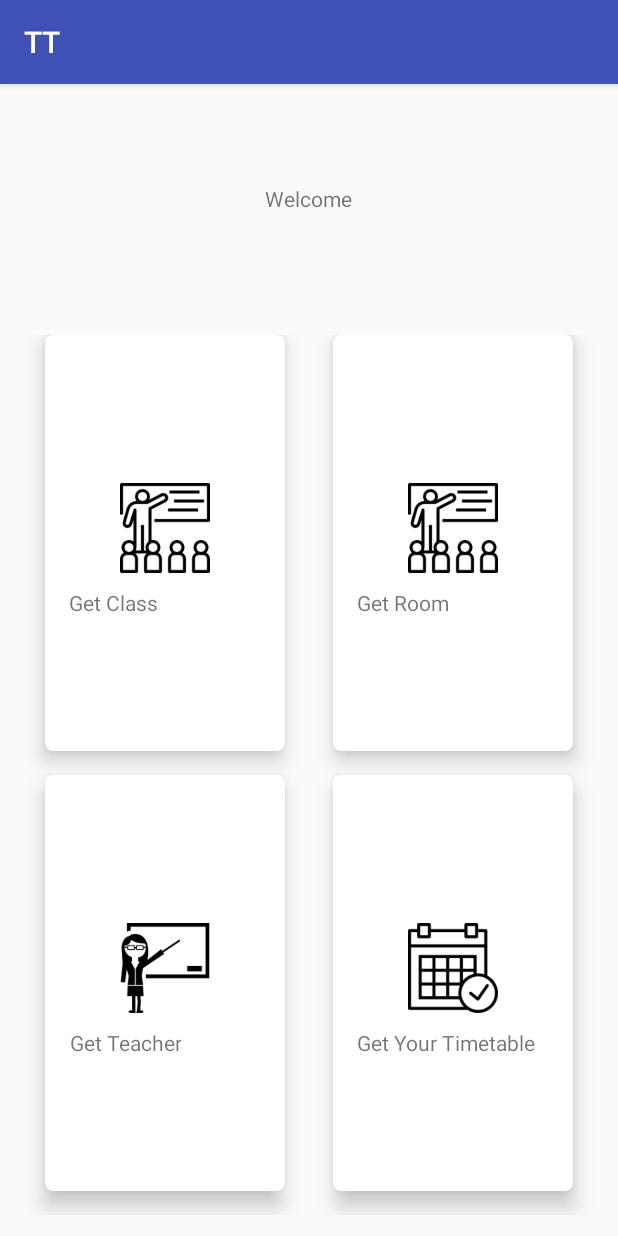
After one commit to ParasRawat/Tt, an Android app: the Query screen opened directly, with no data from a screen before it, on a phone screen of 412 x 824 dp. The commit adds this screen. Run offline under Robolectric (Android 15) with nearby library versions, the phone set to English and light mode, and no system bars.

Commit message:
QueryPage1

```diff
--- a/app/build.gradle
+++ b/app/build.gradle
@@ -21,6 +21,7 @@ android {
 dependencies {
     implementation fileTree(include: ['*.jar'], dir: 'libs')
     implementation 'com.android.support:appcompat-v7:27.1.1'
+    implementation 'com.android.support:cardview-v7:27.1.1'
     implementation 'com.android.support.constraint:constraint-layout:1.1.2'
     testImplementation 'junit:junit:4.12'
     androidTestImplementation 'com.android.support.test:runner:1.0.2'
--- a/app/src/main/AndroidManifest.xml
+++ b/app/src/main/AndroidManifest.xml
@@ -16,6 +16,7 @@
                 <category android:name="android.intent.category.LAUNCHER" />
             </intent-filter>
         </activity>
+        <activity android:name=".Query"></activity>
     </application>
 
 </manifest>
--- a/app/src/main/java/com/example/gupta/tt/AddTTActivity.java
+++ b/app/src/main/java/com/example/gupta/tt/AddTTActivity.java
@@ -1,5 +1,6 @@
 package com.example.gupta.tt;
 
+import android.content.Intent;
 import android.support.v4.view.PagerAdapter;
 import android.support.v4.view.ViewPager;
 import android.support.v7.app.AppCompatActivity;
@@ -18,6 +19,7 @@ public class AddTTActivity extends AppCompatActivity {
 //    RadioGroup rg;
     RadioButton rb;
     boolean added=false;
+    Button query;
 
     ViewPager viewPager;
     PagerAdapter adapter;
@@ -28,12 +30,18 @@ public class AddTTActivity extends AppCompatActivity {
 
         //I was wondering,, if u can see this line ,  then its for ur award that you are getting slim
 
-
-
+        query=findViewById(R.id.query);
         b=(Button) findViewById(R.id.button);
         day =(Spinner) findViewById(R.id.day);
 //        slot =(Spinner) findViewById(R.id.slot);
 //        rg=(RadioGroup) findViewById(R.id.radios);
+        query.setOnClickListener(new View.OnClickListener() {
+            @Override
+            public void onClick(View v) {
+                startActivity(new Intent(AddTTActivity.this,Query.class));
+
+            }
+        });
 
 
         //SPINNER
--- /dev/null
+++ b/app/src/main/java/com/example/gupta/tt/Query.java
@@ -0,0 +1,13 @@
+package com.example.gupta.tt;
+
+import android.support.v7.app.AppCompatActivity;
+import android.os.Bundle;
+
+public class Query extends AppCompatActivity {
+
+    @Override
+    protected void onCreate(Bundle savedInstanceState) {
+        super.onCreate(savedInstanceState);
+        setContentView(R.layout.activity_query);
+    }
+}
--- a/app/src/main/res/layout/activity_addtt.xml
+++ b/app/src/main/res/layout/activity_addtt.xml
@@ -31,15 +31,16 @@
         android:layout_centerHorizontal="true"
         android:layout_margin="8dp"/>
 
-    <LinearLayout
-        android:layout_width="match_parent"
-        android:layout_height="wrap_content">
-        <Button
-            android:layout_width="wrap_content"
-            android:layout_height="wrap_content"
-            android:layout_margin="10dp"
-            android:text="Yo Maharo Tubbon"
-            style="@style/Base.Widget.AppCompat.Button.ButtonBar.AlertDialog"/>
-    </LinearLayout>
+    <Button
+        android:layout_width="wrap_content"
+        android:layout_height="wrap_content"
+        android:layout_alignParentBottom="true"
+        android:layout_centerHorizontal="true"
+        android:text="Get Query"
+        android:id="@+id/query"
+
+         />
+
+
 
 </RelativeLayout>
--- /dev/null
+++ b/app/src/main/res/layout/activity_query.xml
@@ -0,0 +1,184 @@
+<?xml version="1.0" encoding="utf-8"?>
+<LinearLayout xmlns:android="http://schemas.android.com/apk/res/android"
+    xmlns:app="http://schemas.android.com/apk/res-auto"
+    xmlns:tools="http://schemas.android.com/tools"
+    android:layout_width="match_parent"
+    android:layout_height="match_parent"
+    tools:context=".Query"
+    android:orientation="vertical"
+    android:weightSum="10">
+    <RelativeLayout
+        android:layout_weight="2"
+        android:layout_width="match_parent"
+        android:layout_height="0dp">
+        <TextView
+            android:layout_width="wrap_content"
+            android:layout_height="wrap_content"
+            android:id="@+id/heading"
+            android:text="Welcome"
+            android:layout_centerInParent="true"
+            />
+
+
+    </RelativeLayout>
+    <GridLayout
+        android:columnCount="2"
+        android:rowCount="2"
+        android:alignmentMode="alignMargins"
+        android:layout_weight="8"
+        android:layout_width="match_parent"
+
+        android:layout_height="0dp"
+        android:padding="14dp">
+
+        <!--Row 1 and column 1
+        -->
+        <android.support.v7.widget.CardView
+            android:layout_width="0dp"
+            android:layout_height="0dp"
+            android:layout_columnWeight="1"
+            android:layout_rowWeight="1"
+            android:layout_marginBottom="16dp"
+            android:layout_marginLeft="16dp"
+            android:layout_marginRight="16dp"
+            app:cardElevation="8dp"
+            app:cardCornerRadius="5dp">
+
+            <LinearLayout
+                android:layout_gravity="center_horizontal|center_vertical"
+                android:layout_margin="16dp"
+                android:orientation="vertical"
+                android:layout_width="wrap_content"
+
+                android:layout_height="wrap_content">
+
+                <ImageView
+                    android:layout_gravity="center_horizontal"
+                    android:src="@drawable/pic"
+                    android:layout_width="wrap_content"
+                    android:layout_height="60dp"
+                    android:layout_margin="10dp"/>
+                <TextView
+                    android:layout_width="wrap_content"
+                    android:layout_height="wrap_content"
+                    android:textAlignment="center"
+                    android:text="Get Class"/>
+
+            </LinearLayout>
+
+        </android.support.v7.widget.CardView>
+        <android.support.v7.widget.CardView
+            android:layout_width="0dp"
+            android:layout_height="0dp"
+            android:layout_columnWeight="1"
+            android:layout_rowWeight="1"
+            android:layout_marginBottom="16dp"
+            android:layout_marginLeft="16dp"
+            android:layout_marginRight="16dp"
+            app:cardElevation="8dp"
+            app:cardCornerRadius="5dp">
+
+            <LinearLayout
+                android:layout_gravity="center_horizontal|center_vertical"
+                android:layout_margin="16dp"
+                android:orientation="vertical"
+                android:layout_width="wrap_content"
+
+                android:layout_height="wrap_content">
+
+                <ImageView
+                    android:layout_gravity="center_horizontal"
+                    android:layout_width="wrap_content"
+                    android:layout_height="60dp"
+                    android:layout_margin="10dp"
+                    android:src="@drawable/pic"/>
+                <TextView
+                    android:layout_width="wrap_content"
+                    android:text="Get Room"
+                    android:layout_height="wrap_content"
+                    android:textAlignment="center"/>
+
+            </LinearLayout>
+
+        </android.support.v7.widget.CardView>
+        <android.support.v7.widget.CardView
+            android:layout_width="0dp"
+            android:layout_height="0dp"
+            android:layout_columnWeight="1"
+            android:layout_rowWeight="1"
+            android:layout_marginBottom="16dp"
+            android:layout_marginLeft="16dp"
+            android:layout_marginRight="16dp"
+            app:cardElevation="8dp"
+            app:cardCornerRadius="5dp">
+
+            <LinearLayout
+                android:layout_gravity="center_horizontal|center_vertical"
+                android:layout_margin="16dp"
+                android:orientation="vertical"
+                android:layout_width="wrap_content"
+
+                android:layout_height="wrap_content">
+
+                <ImageView
+                    android:layout_gravity="center_horizontal"
+                    android:layout_width="wrap_content"
+                    android:layout_height="60dp"
+                    android:layout_margin="10dp"
+                    android:src="@drawable/picteacher"/>
+                <TextView
+                    android:layout_width="wrap_content"
+                    android:layout_height="wrap_content"
+                    android:text="Get Teacher"
+                    android:textAlignment="center"/>
+
+            </LinearLayout>
+
+        </android.support.v7.widget.CardView>
+        <android.support.v7.widget.CardView
+            android:layout_width="0dp"
+            android:layout_height="0dp"
+            android:layout_columnWeight="1"
+            android:layout_rowWeight="1"
+            android:layout_marginBottom="16dp"
+            android:layout_marginLeft="16dp"
+            android:layout_marginRight="16dp"
+            app:cardElevation="8dp"
+            app:cardCornerRadius="5dp">
+
+            <LinearLayout
+                android:layout_gravity="center_horizontal|center_vertical"
+                android:layout_margin="16dp"
+                android:orientation="vertical"
+                android:layout_width="wrap_content"
+
+                android:layout_height="wrap_content">
+
+                <ImageView
+                    android:layout_gravity="center_horizontal"
+                    android:layout_width="wrap_content"
+                    android:layout_height="60dp"
+                    android:layout_margin="10dp"
+                    android:src="@drawable/pictimetable"/>
+                <TextView
+                    android:layout_width="wrap_content"
+                    android:layout_height="wrap_content"
+                    android:text="Get Your Timetable"
+                    android:textAlignment="center"/>
+
+            </LinearLayout>
+
+        </android.support.v7.widget.CardView>
+
+
+
+
+    </GridLayout>
+
+
+
+
+
+
+
+</LinearLayout>
```
Also changed, not shown: app/src/main/res/drawable/education.png (added), app/src/main/res/drawable/pic.png (added), app/src/main/res/drawable/picroom.png (added), app/src/main/res/drawable/picteacher.png (added), app/src/main/res/drawable/pictimetable.png (added).
